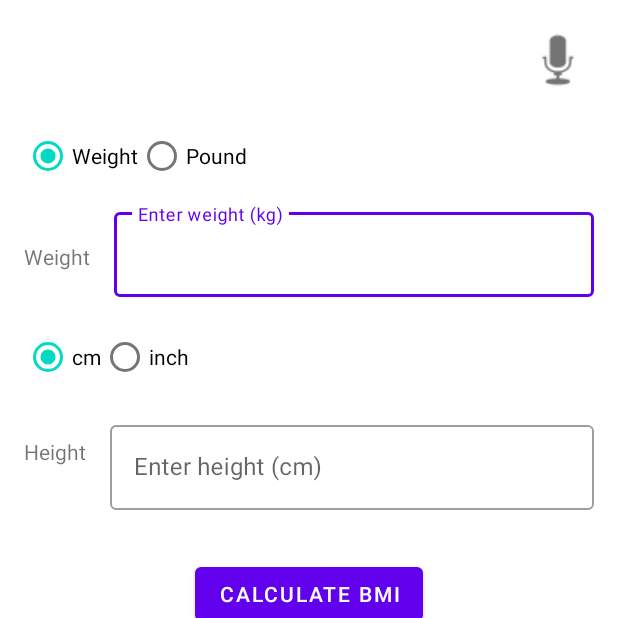
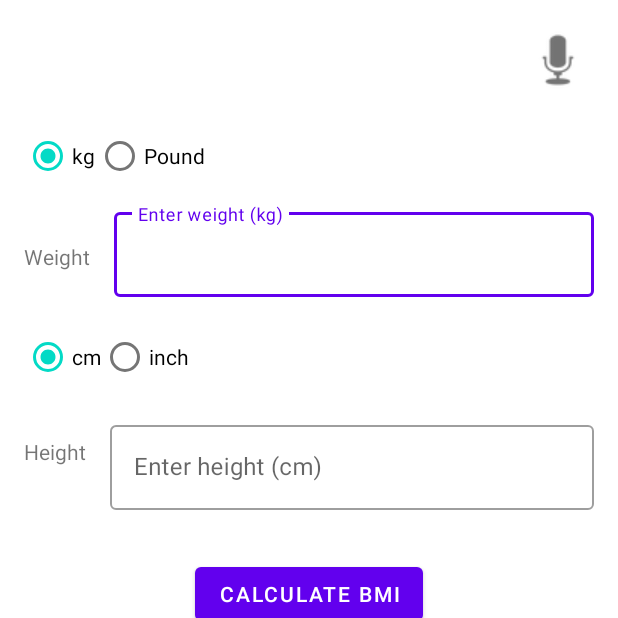
Before and after one commit to Ritesh031983/SmartBMICalculator, an Android app: the screen it shows after launch (MainActivity), after a tap on "CALCULATE BMI", on a phone screen of 412 x 824 dp, the top half of it. Run offline under Robolectric (Android 15) with nearby library versions, the phone set to English and light mode, and no system bars.

Commit message:
adding pound in weight category

```diff
--- a/app/src/main/java/com/ritesh/bmi/calculator/ComputeBMI.java
+++ b/app/src/main/java/com/ritesh/bmi/calculator/ComputeBMI.java
@@ -11,6 +11,7 @@ public class ComputeBMI {
     private final EditText editTextHeight;
     private final TextView textViewResult;
     private boolean isHeightInCM;
+    private boolean isWeightInKg;
 
     public ComputeBMI(EditText editTextWeight,
                       EditText editTextHeight,
@@ -23,6 +24,10 @@ public class ComputeBMI {
 
     public void setIsHeightInCM(boolean isHeightInCM) {
         this.isHeightInCM = isHeightInCM;
+    }
+
+    public void setIsWeightInKg(boolean isWeightInKg) {
+        this.isWeightInKg = isWeightInKg;
     }
 
     /**
@@ -56,6 +61,13 @@ public class ComputeBMI {
                 return;
             }
 
+            float weightInKg;
+            if (isWeightInKg) {
+                weightInKg = weight;
+            } else {
+                weightInKg = weight * 0.453592f; // Convert pounds to kilograms
+            }
+
             float heightInMeters;
             if (isHeightInCM) {
                 heightInMeters = (float) height / 100; // Convert cm to meters
@@ -64,7 +76,7 @@ public class ComputeBMI {
             }
 
             // Calculate BMI: weight (kg) / (height (m))^2
-            float bmi = weight / (heightInMeters * heightInMeters);
+            float bmi = weightInKg / (heightInMeters * heightInMeters);
             BMIResult bmiResult = new BMIResult(bmi, textViewResult);
             bmiResult.displayResult();
 
--- a/app/src/main/res/layout/activity_main.xml
+++ b/app/src/main/res/layout/activity_main.xml
@@ -34,11 +34,11 @@
         app:layout_constraintBottom_toTopOf="@+id/textInputLayoutWeight">
 
         <com.google.android.material.radiobutton.MaterialRadioButton
-            android:id="@+id/radioButtonWeight"
+            android:id="@+id/radioButtonKg"
             android:layout_width="wrap_content"
             android:layout_height="wrap_content"
             android:checked="true"
-            android:text="@string/weight" />
+            android:text="@string/kg" />
 
         <com.google.android.material.radiobutton.MaterialRadioButton
             android:id="@+id/radioButtonPound"
--- a/app/src/main/res/values/strings.xml
+++ b/app/src/main/res/values/strings.xml
@@ -6,8 +6,8 @@
     <string name="voice_input_bmi">Voice Input for BMI Calculation</string>
     <string name="speech_recognition_not_supported">Speech recognition not supported on this device.</string>
     <string name="could_not_understand_weight_height">Could not understand weight and height from your speech. Please try again.</string>
-    <string name="could_not_find_weight">Could not find weight. Please say \'weight is [value]kg\'</string>
-    <string name="could_not_find_height">Could not find height. Please say \'height is [value]cm\'</string>
+    <string name="could_not_find_weight">Could not find weight. Please say \'weight is [value] kg/pound\'</string>
+    <string name="could_not_find_height">Could not find height. Please say \'height is [value] cm/inch\'</string>
     <string name="please_enter_weight">Please enter weight</string>
     <string name="please_enter_height">Please enter height</string>
     <string name="please_enter_valid_numbers">Please enter valid numbers for weight and height</string>
@@ -16,7 +16,10 @@
     <string name="enter_height_inch">Enter height (inch)</string>
     <string name="inch">inch</string>
     <string name="cm">cm</string>
+    <string name="kg">kg</string>
     <string name="enter_weight_kg_hint">Enter weight (kg)</string>
+    <string name="enter_weight_pound_hint">Enter weight (pound)</string>
     <string name="enter_height_cm_hint">Enter height (cm)</string>
+    <string name="enter_height_inch_hint">Enter height (inch)</string>
     <string name="pound">Pound</string>
 </resources>
```
Also changed, not shown: app/src/main/java/com/ritesh/bmi/calculator/MainActivity.java (+37 -5 lines).
